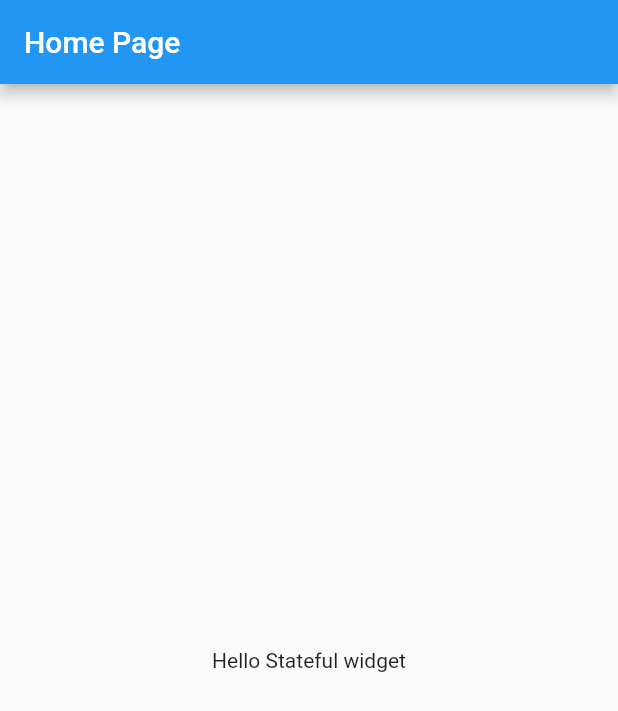
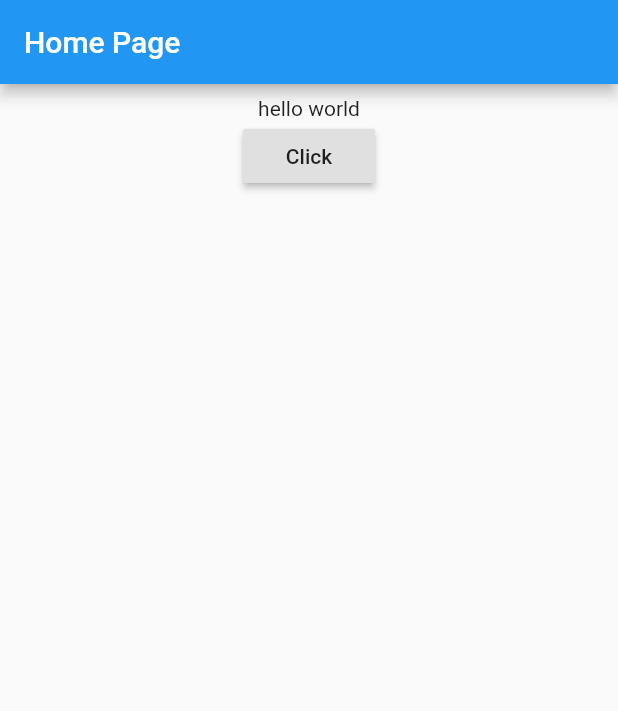
Before and after one commit to ami9901/Hello-World, a Flutter app: the screen it shows after launch, on a phone screen of 412 x 824 dp. Shown: the top 711 px of the screen. Run offline on Flutter 3.47's test engine with Material 2 defaults, Android fonts, the phone set to English and light mode, and no system bars.

Commit message:
changing text on button click

```diff
--- a/lib/main.dart
+++ b/lib/main.dart
@@ -12,19 +12,52 @@ import 'package:flutter/material.dart';
       }
     }
 
+
     class HomePage extends StatefulWidget {
       @override
       _HomePageState createState() => _HomePageState();
     }
 
     class _HomePageState extends State<HomePage> {
+
+
+      String myText="hello world";
+      void _changeText(){
+        setState(() {
+          if(myText.startsWith("h")) {
+            myText = "Welcome to hello world";
+          }
+          else
+            {
+              myText="hello world";
+            }
+        });
+      }
+
+      Widget _bodyWidget(){
+        return new Container(
+          padding: const EdgeInsets.all(8.0),
+          child: new Center(
+            child: new Column(
+              children: <Widget>[
+                new Text(myText),
+                new RaisedButton(
+                  child: new Text("Click"),
+                  onPressed:_changeText,
+                )
+              ],
+            ),
+          ),
+        );
+      }
+
       @override
       Widget build(BuildContext context) {
         return Scaffold(
           appBar: new AppBar(
             title: new Text("Home Page"),
           ),
-          body: new Center( child: new Text("Hello Stateful widget"),),
+          body: _bodyWidget(),
         );
       }
     }
```
